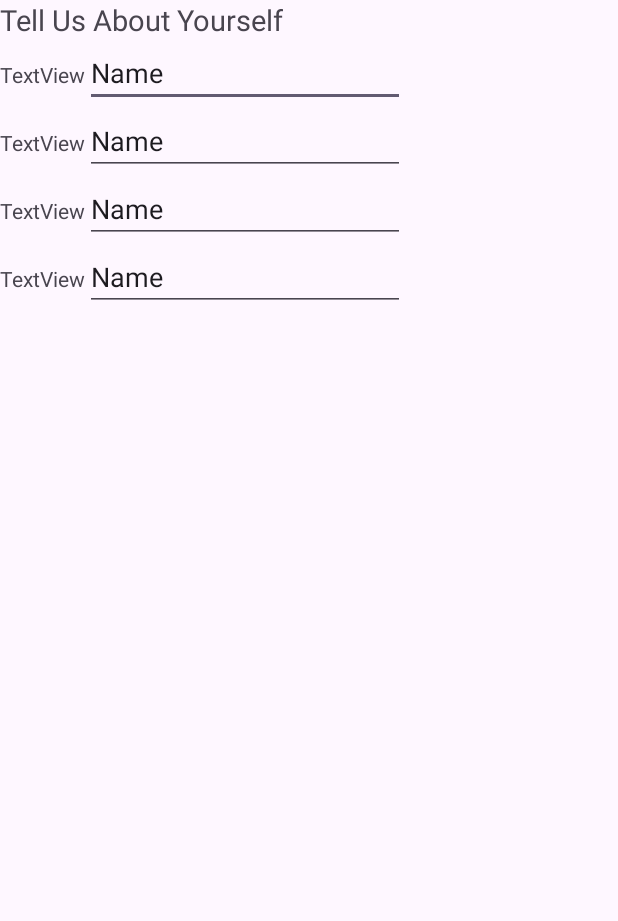
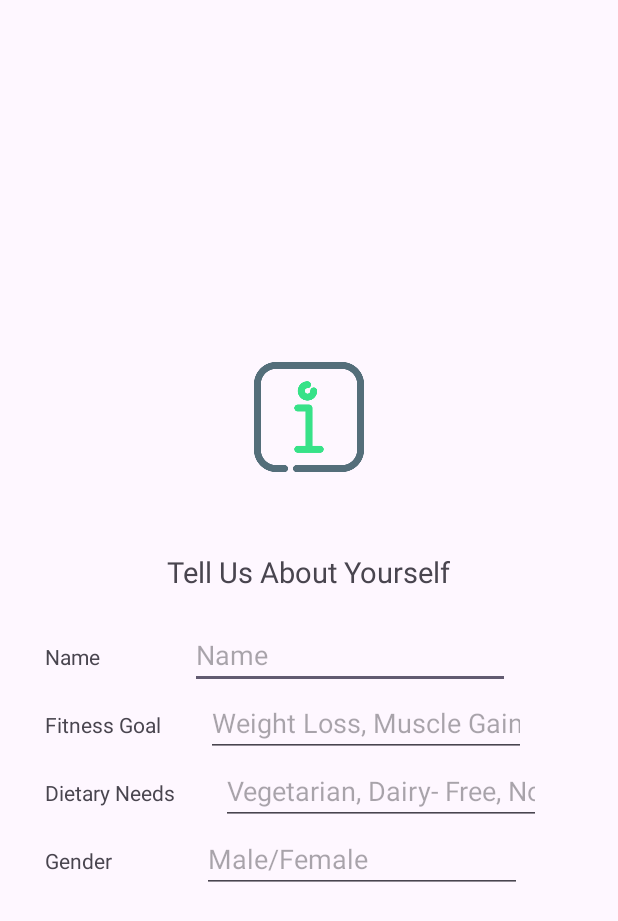
Before and after one commit to goldenshake/UniHealth, an Android app: the home screen opened directly, with no data from a screen before it, on a phone screen of 412 x 824 dp. Shown: the top 921 px of the screen. Run offline under Robolectric (Android 15) with nearby library versions, the phone set to English and light mode, and no system bars.

Commit message:
Update about yourself page

```diff
--- a/app/src/main/res/layout/activity_home.xml
+++ b/app/src/main/res/layout/activity_home.xml
@@ -5,16 +5,23 @@
     android:id="@+id/main"
     android:layout_width="match_parent"
     android:layout_height="match_parent"
+    android:gravity="center"
     android:orientation="vertical"
     tools:context=".home">
 
 
-
+    <ImageView
+        android:id="@+id/imageView2"
+        android:layout_width="100dp"
+        android:layout_height="100dp"
+        android:layout_marginBottom="40dp"
+        app:srcCompat="@drawable/info" />
 
     <TextView
         android:id="@+id/textView2"
         android:layout_width="wrap_content"
         android:layout_height="wrap_content"
+        android:layout_marginBottom="20dp"
         android:text="Tell Us About Yourself"
         android:textSize="19sp" />
 
@@ -22,18 +29,22 @@
     <LinearLayout
         android:layout_width="match_parent"
         android:layout_height="wrap_content">
+
         <TextView
             android:id="@+id/name"
             android:layout_width="wrap_content"
             android:layout_height="wrap_content"
-            android:text="TextView" />
+            android:paddingLeft="30dp"
+            android:paddingRight="60dp"
+            android:text="Name" />
+
         <EditText
             android:id="@+id/inputName"
             android:layout_width="wrap_content"
             android:layout_height="wrap_content"
             android:ems="10"
-            android:inputType="text"
-            android:text="Name" />
+            android:hint="Name"
+            android:inputType="text" />
     </LinearLayout>
 
 
@@ -46,53 +57,62 @@
             android:id="@+id/fitnessgoal"
             android:layout_width="wrap_content"
             android:layout_height="wrap_content"
-            android:text="TextView" />
+            android:paddingLeft="30dp"
+            android:paddingRight="30dp"
+            android:text="Fitness Goal" />
+
         <EditText
             android:id="@+id/inputfitnessgoal"
             android:layout_width="wrap_content"
             android:layout_height="wrap_content"
             android:ems="10"
-            android:inputType="text"
-            android:text="Name" />
+            android:hint="Weight Loss, Muscle Gain, Improved Endurance, Flexibility, General Fitness"
+            android:inputType="text" />
     </LinearLayout>
 
 
     <LinearLayout
         android:layout_width="match_parent"
         android:layout_height="wrap_content">
+
         <TextView
             android:id="@+id/diet"
             android:layout_width="wrap_content"
             android:layout_height="wrap_content"
-            android:text="TextView" />
+            android:paddingLeft="30dp"
+            android:paddingRight="30dp"
+            android:text="Dietary Needs" />
+
         <EditText
             android:id="@+id/inputDiet"
             android:layout_width="wrap_content"
             android:layout_height="wrap_content"
             android:ems="10"
-            android:inputType="text"
-            android:text="Name" />
+            android:hint="Vegetarian, Dairy- Free, No Restrictions, Low Carbs, Nut - Free, Vegan"
+            android:inputType="text" />
     </LinearLayout>
 
 
     <LinearLayout
         android:layout_width="match_parent"
         android:layout_height="wrap_content">
+
         <TextView
             android:id="@+id/textView4"
             android:layout_width="wrap_content"
             android:layout_height="wrap_content"
-            android:text="TextView" />
+            android:paddingLeft="30dp"
+            android:paddingRight="60dp"
+            android:text="Gender" />
+
         <EditText
             android:id="@+id/editTextText"
             android:layout_width="wrap_content"
             android:layout_height="wrap_content"
             android:ems="10"
-            android:inputType="text"
-            android:text="Name" />
+            android:hint="Male/Female"
+            android:inputType="text" />
     </LinearLayout>
 
 
-
-
 </androidx.appcompat.widget.LinearLayoutCompat>
```
